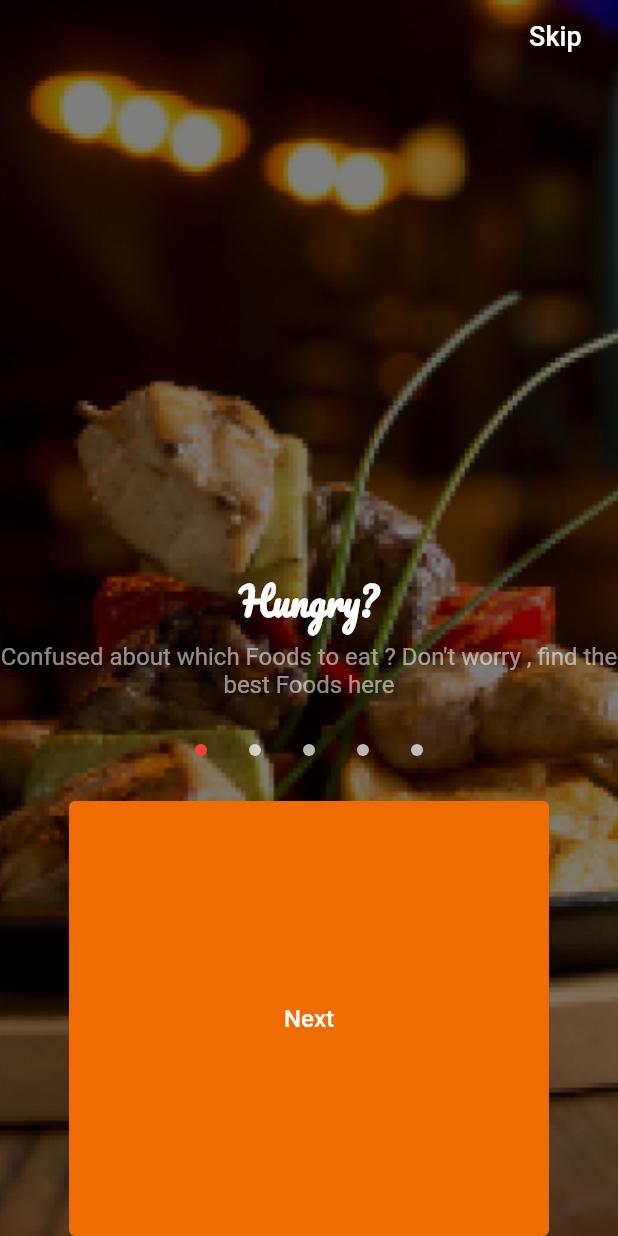
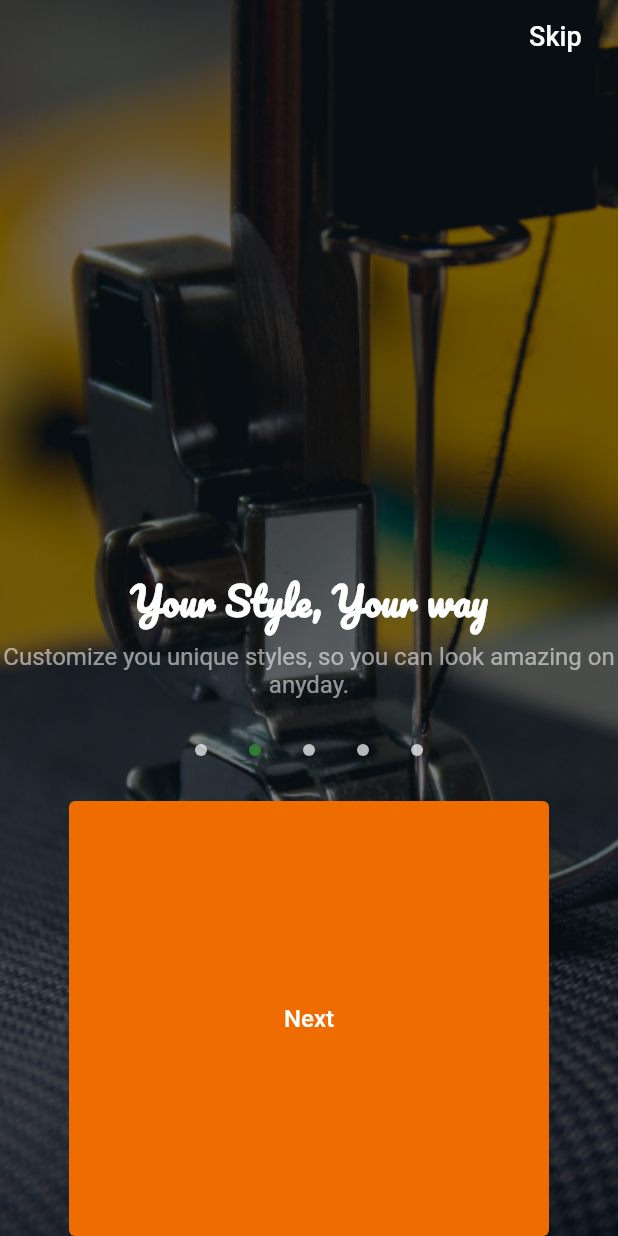
Before and after one commit to Cankarnama/Emrys-Login-Screens, a Flutter app: the LoginScreen_2 screen opened directly, after a tap on "Next", on a phone screen of 412 x 824 dp. Run offline on Flutter 3.47's test engine with Material 2 defaults, Android fonts, the phone set to English and light mode, and no system bars.

Commit message:
generation of four other screens

```diff
--- a/proji_1/lib/LoginScreen_2.dart
+++ b/proji_1/lib/LoginScreen_2.dart
@@ -1,5 +1,5 @@
 import 'package:flutter/material.dart';
-
+import 'package:proji_1/LoginScreen_3.dart';
 
 class LoginScreen_2 extends StatelessWidget {
 
@@ -28,7 +28,7 @@ class LoginScreen_2 extends StatelessWidget {
             */
                   image: DecorationImage(
 
-                    image: AssetImage('images/dish1.png'),
+                    image: AssetImage('images/sew.png'),
                     fit: BoxFit.fitWidth,
                     colorFilter:
                     ColorFilter.mode(
@@ -71,7 +71,7 @@ class LoginScreen_2 extends StatelessWidget {
 
                       Container(
                         margin: EdgeInsets.only(top:330.0,bottom:6.0 ),
-                        child: const Text('Hungry?',
+                        child: const Text('Your Style, Your way',
                           style: TextStyle(
                             color: Colors.white,
                             fontWeight: FontWeight.bold,
@@ -82,8 +82,7 @@ class LoginScreen_2 extends StatelessWidget {
 
                         ),
                       ),
-                      const Text('Confused about which Foods to eat ?'
-                          ' Don\'t worry , find the best Foods here ',
+                      const Text('Customize you unique styles, so you can look amazing on anyday.',
                         textAlign: TextAlign.center,
                         style: TextStyle(
                           color: Colors.white54,
@@ -105,7 +104,7 @@ class LoginScreen_2 extends StatelessWidget {
                                   height: 8,
                                   width: 8,
                                   decoration: new BoxDecoration(
-                                    color: Colors.red,
+                                    color: Colors.white70,
                                     shape: BoxShape.circle,
 
                                   ),
@@ -114,7 +113,7 @@ class LoginScreen_2 extends StatelessWidget {
                                   height: 8,
                                   width: 8,
                                   decoration: new BoxDecoration(
-                                    color: Colors.white70,
+                                    color: Colors.green[800],
                                     shape: BoxShape.circle,
 
 
@@ -177,7 +176,8 @@ class LoginScreen_2 extends StatelessWidget {
 
                             ),
                             //  minWidth:
-                            onPressed: (){},
+                            onPressed: (
+                                ){ Navigator.push(context, MaterialPageRoute(builder: (context) => LoginScreen_3()));},
 
                           ),
 
--- /dev/null
+++ b/proji_1/lib/LoginScreen_3.dart
@@ -0,0 +1,190 @@
+import 'package:flutter/material.dart';
+
+
+class LoginScreen_3 extends StatelessWidget {
+
+
+  // This widget is the root of your application.
+  @override
+  Widget build(BuildContext context) =>Scaffold(
+    body: SafeArea(
+      child:
+      Container(
+          decoration:  BoxDecoration(
+            /*gradient: LinearGradient(
+                begin: FractionalOffset.topCenter,
+                end: FractionalOffset.bottomCenter,
+                colors: [
+                  Colors.black.withOpacity(0.0),
+                  Colors.black.withOpacity(0.5),
+                ],
+              ),
+              boxShadow:[BoxShadow(
+                  color:Colors.black,
+                     offset: Offset(5.0, 5.0,),
+                    blurRadius: 10.0,
+                  spreadRadius: .0}
+              ),],
+            */
+            image: DecorationImage(
+
+              image: AssetImage('images/sew.png'),
+              fit: BoxFit.fitWidth,
+              colorFilter:
+              ColorFilter.mode(
+                  Colors.black.withOpacity(0.5),
+                  BlendMode.darken),
+
+
+
+
+
+            ),
+
+          ),
+
+          child: Column(
+            //  mainAxisAlignment: MainAxisAlignment.spaceBetween,
+              children: <Widget>[
+
+                Row(
+                    mainAxisAlignment: MainAxisAlignment. end,
+                    children:<Widget>[  FlatButton(
+
+                      child: const Text(
+
+                        " Skip",
+
+                        style: TextStyle(
+                            fontSize: 18,
+
+                            color: Colors.white
+
+                        ),
+
+                      ),
+
+                      onPressed:(){},
+
+                    ),
+                    ]),
+
+                Container(
+                  margin: EdgeInsets.only(top:330.0,bottom:6.0 ),
+                  child: const Text('Your Style, Your way',
+                    style: TextStyle(
+                      color: Colors.white,
+                      fontWeight: FontWeight.bold,
+                      fontSize: 25.00,
+                      fontFamily: 'Pacifico',
+
+                    ),
+
+                  ),
+                ),
+                const Text('Customize you unique styles, so you can look amazing on anyday.',
+                  textAlign: TextAlign.center,
+                  style: TextStyle(
+                    color: Colors.white54,
+
+
+                    fontSize: 16.00,
+
+                  ),),
+
+                Container(
+
+                  margin: EdgeInsets.symmetric(vertical:30.0,horizontal: 10 ),
+                  child: Padding(
+                    padding: const EdgeInsets.only(left: 120,right:120),
+                    child: Row(
+                        mainAxisAlignment: MainAxisAlignment.spaceBetween,
+                        children:<Widget>[
+                          Container(
+                            height: 8,
+                            width: 8,
+                            decoration: new BoxDecoration(
+                              color: Colors.white70,
+                              shape: BoxShape.circle,
+
+                            ),
+                          ),
+                          Container(
+                            height: 8,
+                            width: 8,
+                            decoration: new BoxDecoration(
+                              color: Colors.green[800],
+                              shape: BoxShape.circle,
+
+
+                            ),
+                          ),
+                          Container(
+                            height: 8,
+                            width: 8,
+                            decoration: new BoxDecoration(
+                              color: Colors.white70,
+                              shape: BoxShape.circle,
+
+
+                            ),
+                          ),
+                          Container(
+                            height: 8,
+                            width: 8,
+                            decoration: new BoxDecoration(
+                              color: Colors.white70,
+                              shape: BoxShape.circle,
+
+
+                            ),
+                          ),
+                          Container(
+                            height: 8,
+                            width: 8,
+                            decoration: new BoxDecoration(
+                              color: Colors.white70,
+                              shape: BoxShape.circle,
+
+
+                            ),
+                          ),
+
+                        ]
+                    ),
+                  ),
+                ),
+                Expanded(
+
+                  child: Container(
+                    decoration: BoxDecoration(
+                      borderRadius: BorderRadius.all(Radius.circular(50)),
+                    ),
+                    width: 320 ,
+                    child: FlatButton(
+                      color: Colors.orange[800],
+                      shape: RoundedRectangleBorder(
+                          borderRadius: BorderRadius.circular(4)),
+
+                      child: const Text(
+                        'Next',
+                        style: TextStyle(
+
+                          color: Colors.white,
+                          fontSize: 16,
+                        ),
+
+                      ),
+                      //  minWidth:
+                      onPressed: (){},
+
+                    ),
+
+                  ),
+                ),
+              ])
+      ),
+    ),
+
+  );
+}
--- a/proji_1/lib/main.dart
+++ b/proji_1/lib/main.dart
@@ -97,8 +97,8 @@ child: Column(
 
                 ),
      ),
-            const Text('Confused about which Outfits to wear ?'
-                ' Don\'t worry , find the best outfits here ',
+            const Text('Confused about which Foods to eat ?'
+                ' Don\'t worry , find the best Foods here ',
                textAlign: TextAlign.center,
                style: TextStyle(
                  color: Colors.white54,
```
Also changed, not shown: proji_1/lib/LoginScreen_4.dart (added, +190 -0 lines), proji_1/lib/LoginScreen_5.dart (added, +190 -0 lines), proji_1/images/bag.jpg (added), proji_1/images/sew.png (added), proji_1/images/tailor.png (added).
